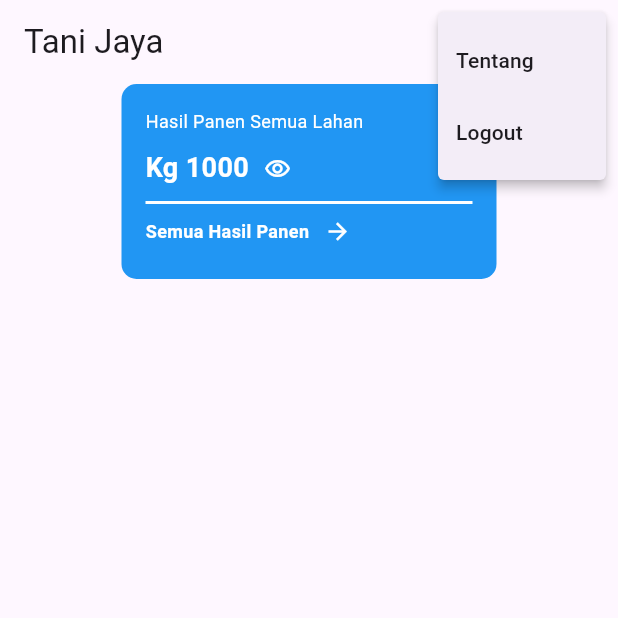
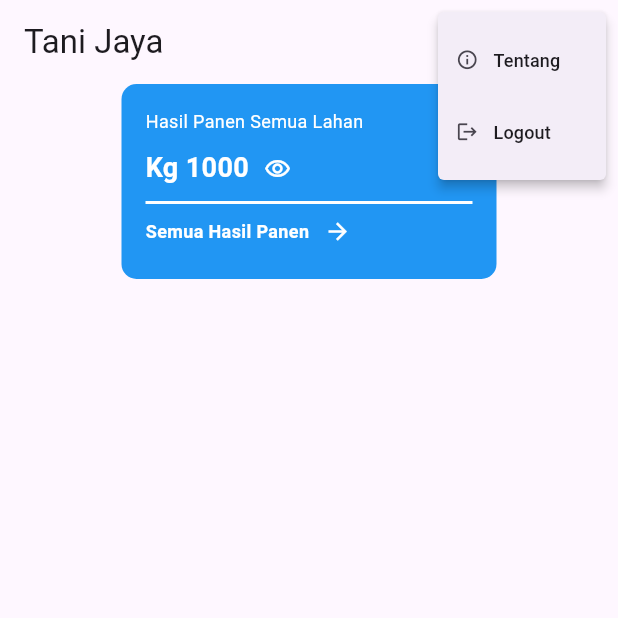
Before and after one commit to ricco-arisdy/ujidatapanen, a Flutter app: the HomeView screen opened directly, after a tap on the "more vert" icon, on a phone screen of 412 x 824 dp, the top half of it. Run offline on Flutter 3.47's test engine with Material 3 defaults, Android fonts, the phone set to English and light mode, and no system bars.

Commit message:
Edit popupmenu

```diff
--- a/lib/screen/home.dart
+++ b/lib/screen/home.dart
@@ -47,11 +47,39 @@ class _HomeViewState extends State<HomeView> {
               return [
                 PopupMenuItem(
                   value: 'Tentang',
-                  child: Text('Tentang'),
+                  child: Row(
+                    children: [
+                      Icon(
+                        Icons.info_outline,
+                        size: 15,
+                      ),
+                      SizedBox(width: 10),
+                      Text(
+                        'Tentang',
+                        style: TextStyle(
+                          fontSize: 12,
+                        ),
+                      ),
+                    ],
+                  ),
                 ),
                 PopupMenuItem(
                   value: 'Logout',
-                  child: Text('Logout'),
+                  child: Row(
+                    children: [
+                      Icon(
+                        Icons.logout,
+                        size: 15,
+                      ),
+                      SizedBox(width: 10),
+                      Text(
+                        'Logout',
+                        style: TextStyle(
+                          fontSize: 12,
+                        ),
+                      ),
+                    ],
+                  ),
                 ),
               ];
             },
```
